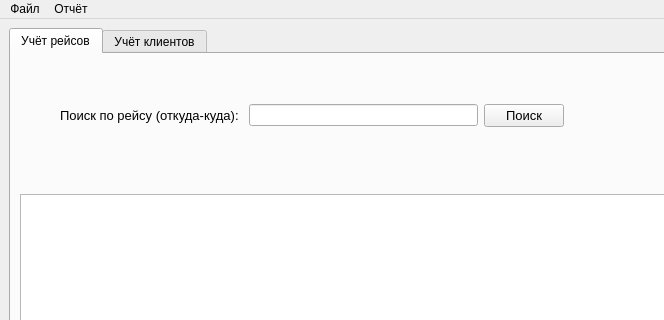
Above: mainwindow.ui from VladRoven/Qt-project-railway-station before the change; both pictures show x 0 to 664 and y 0 to 320 of the 1000 by 600 pixel window. Below: the same form after it.
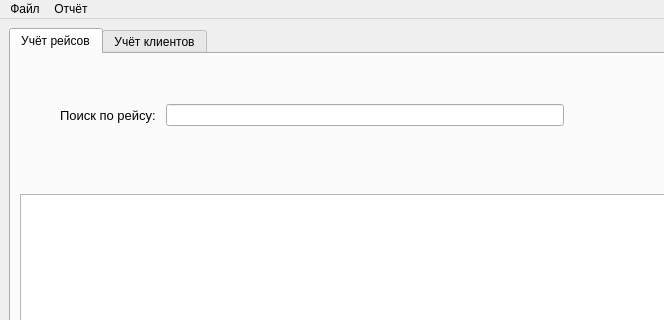
That is the form after the change.

What changed in the file:
```diff
--- a/mainwindow.ui
+++ b/mainwindow.ui
@@ -58,28 +58,13 @@
                  </font>
                 </property>
                 <property name="text">
-                 <string>Поиск по рейсу (откуда-куда): </string>
+                 <string>Поиск по рейсу: </string>
                 </property>
                </widget>
               </item>
               <item>
                <widget class="QLineEdit" name="search_trip"/>
               </item>
-              <item>
-               <widget class="QPushButton" name="btn_search_trip">
-                <property name="font">
-                 <font>
-                  <pointsize>10</pointsize>
-                 </font>
-                </property>
-                <property name="cursor">
-                 <cursorShape>PointingHandCursor</cursorShape>
-                </property>
-                <property name="text">
-                 <string>Поиск</string>
-                </property>
-               </widget>
-              </item>
              </layout>
             </item>
            </layout>
```
Left out of the diff: 20 changed lines with no effect on the pictures.
